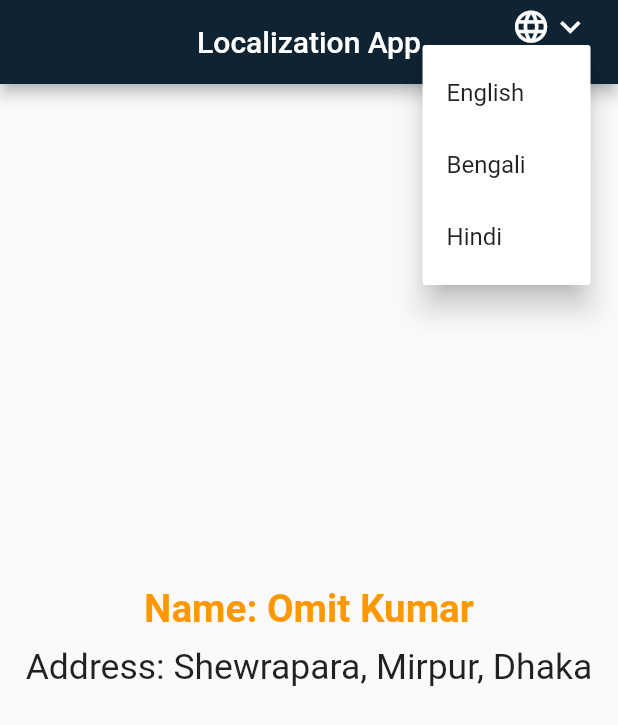
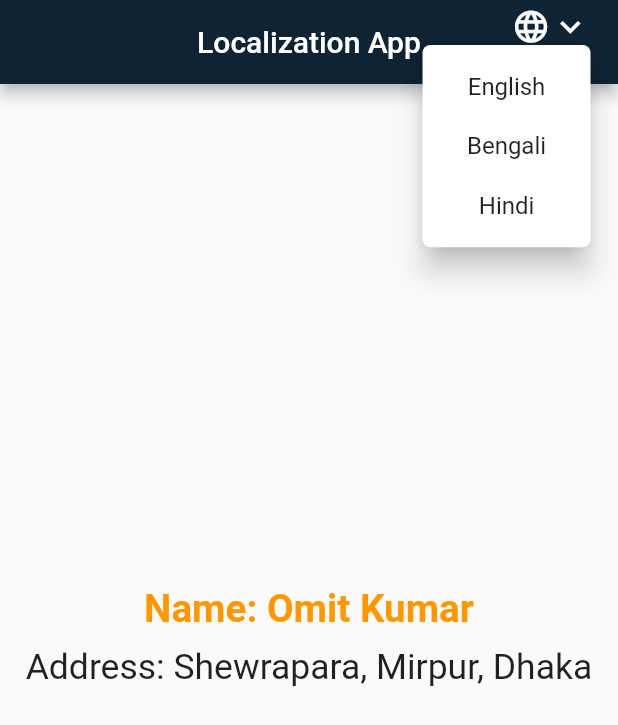
Before and after one commit to omitkumar86/flutter_localization_using_getx, a Flutter app: the screen it shows after launch, after a tap on "English", on a phone screen of 412 x 824 dp. Shown: the top 725 px of the screen. Run offline on Flutter 3.47's test engine with Material 2 defaults, Android fonts, the light colour scheme and no system bars; our stand-ins replace flutter_screenutil, get, get_it, get_storage, shared_preferences.

Commit message:
Updated -- language_menu_button.dart

```diff
--- a/lib/localization/language_menu_button.dart
+++ b/lib/localization/language_menu_button.dart
@@ -9,6 +9,10 @@ class LanguageMenuButton extends GetView<LocaleController> {
   @override
   Widget build(BuildContext context) {
     return PopupMenuButton(
+      shape: RoundedRectangleBorder(
+        borderRadius:
+            BorderRadius.circular(5.r), // Set your desired border radius
+      ),
       child: Column(
         mainAxisAlignment: MainAxisAlignment.spaceEvenly,
         children: [
@@ -32,7 +36,14 @@ class LanguageMenuButton extends GetView<LocaleController> {
       offset: Offset(0, 30),
       itemBuilder: (context) => controller.optionsLocales.entries.map((e) {
         return PopupMenuItem(
-            value: e.key, child: Text("${e.value['description']}"));
+            height: 0.h,
+            padding: EdgeInsets.only(left: 0, top: 0, bottom: 0, right: 0),
+            value: e.key,
+            child: Container(
+                padding: EdgeInsets.only(top: 10.h, bottom: 10.h),
+                //color: Colors.blueGrey,
+                alignment: Alignment.center,
+                child: Text("${e.value['description']}")));
       }).toList(),
       onSelected: (newValue) {
         controller.updateLocale(newValue);
```
